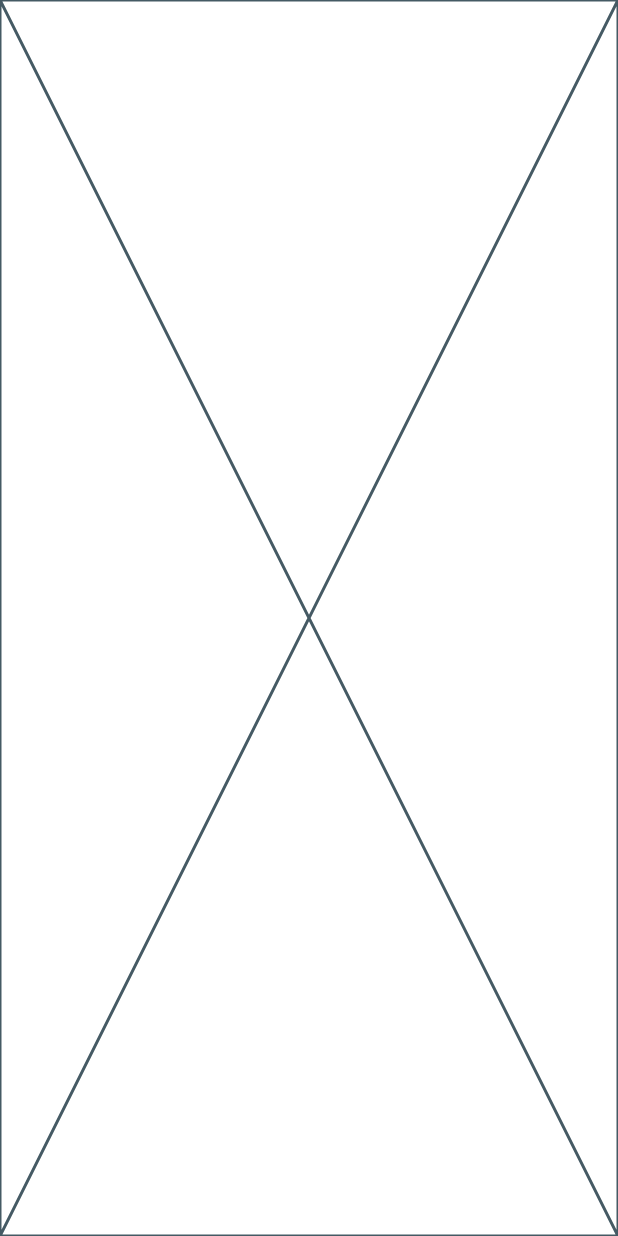
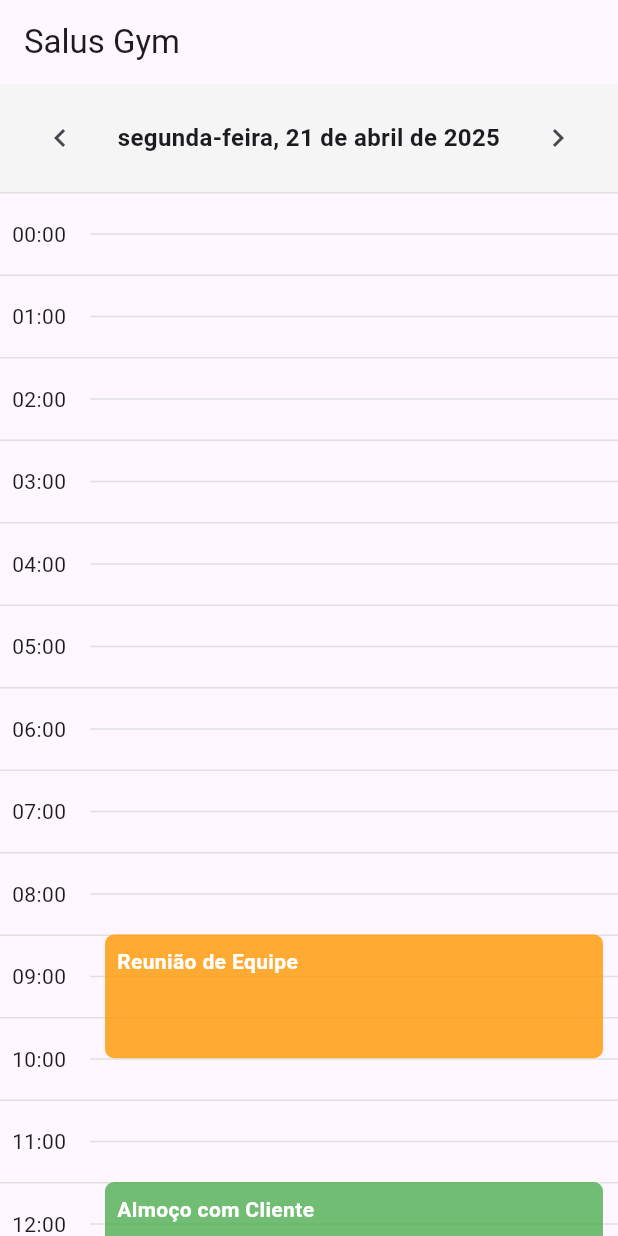
Before and after one commit to jolaz-dev/salus-gym, a Flutter app: the screen it shows after launch, on a phone screen of 412 x 824 dp. Run offline on Flutter 3.47's test engine with Material 3 defaults, Android fonts, the phone set to English and light mode, and no system bars.

Commit message:
feat: adds first prototype with day calendar view

```diff
--- a/lib/app.dart
+++ b/lib/app.dart
@@ -1,4 +1,5 @@
 import 'package:flutter/material.dart';
+import 'package:salus_gym/schedule/day_calendar_view.dart';
 
 class MyApp extends StatelessWidget {
   const MyApp({super.key});
@@ -10,7 +11,10 @@ class MyApp extends StatelessWidget {
       theme: ThemeData(
         colorScheme: ColorScheme.fromSeed(seedColor: Colors.deepPurple),
       ),
-      home: Placeholder(),
+      home: Scaffold(
+        appBar: AppBar(title: const Text('Salus Gym')),
+        body: DayCalendarView(),
+      ),
     );
   }
 }
--- a/lib/main.dart
+++ b/lib/main.dart
@@ -1,6 +1,8 @@
 import 'package:flutter/material.dart';
+import 'package:intl/date_symbol_data_local.dart';
 import 'package:salus_gym/app.dart';
 
 void main() {
+  initializeDateFormatting('pt_BR', null);
   runApp(const MyApp());
 }
--- /dev/null
+++ b/lib/schedule/appointment.dart
@@ -0,0 +1,15 @@
+import 'package:flutter/material.dart';
+
+class Appointment {
+  final String title;
+  final DateTime startTime;
+  final DateTime endTime;
+  final Color color;
+
+  Appointment({
+    required this.title,
+    required this.startTime,
+    required this.endTime,
+    this.color = Colors.blue,
+  });
+}
--- /dev/null
+++ b/lib/schedule/day_calendar.dart
@@ -0,0 +1,83 @@
+import 'package:flutter/material.dart';
+import 'package:salus_gym/schedule/appointment.dart';
+
+class DayCalendar extends StatelessWidget {
+  final List<Appointment> appointments;
+
+  const DayCalendar({super.key, required this.appointments});
+
+  @override
+  Widget build(BuildContext context) {
+    final hourHeight = 55.0; // altura por hora
+
+    return LayoutBuilder(
+      builder: (context, constraints) {
+        return SingleChildScrollView(
+          child: SizedBox(
+            height: 24 * hourHeight,
+            child: Stack(
+              children: [
+                _buildHourLines(hourHeight),
+                ..._buildAppointments(hourHeight, constraints.maxWidth),
+              ],
+            ),
+          ),
+        );
+      },
+    );
+  }
+
+  Widget _buildHourLines(double hourHeight) {
+    return Column(
+      children: List.generate(24, (index) {
+        return Container(
+          height: hourHeight,
+          decoration: BoxDecoration(
+            border: Border(top: BorderSide(color: Colors.grey.shade300)),
+          ),
+          child: Row(
+            children: [
+              SizedBox(
+                width: 60,
+                child: Padding(
+                  padding: const EdgeInsets.only(left: 8.0),
+                  child: Text('${index.toString().padLeft(2, '0')}:00'),
+                ),
+              ),
+              Expanded(child: Divider(color: Colors.grey.shade300)),
+            ],
+          ),
+        );
+      }),
+    );
+  }
+
+  List<Widget> _buildAppointments(double hourHeight, double width) {
+    return appointments.map((appointment) {
+      final startMinutes =
+          appointment.startTime.hour * 60 + appointment.startTime.minute;
+      final endMinutes =
+          appointment.endTime.hour * 60 + appointment.endTime.minute;
+      final top = (startMinutes / 60) * hourHeight;
+      final height = ((endMinutes - startMinutes) / 60) * hourHeight;
+
+      return Positioned(
+        top: top,
+        left: 70, // deixa espaço para os horários
+        right: 10,
+        child: Container(
+          height: height,
+          padding: EdgeInsets.all(8),
+          decoration: BoxDecoration(
+            color: appointment.color.withOpacity(0.8),
+            borderRadius: BorderRadius.circular(6),
+          ),
+          child: Text(
+            appointment.title,
+            style: TextStyle(color: Colors.white, fontWeight: FontWeight.bold),
+          ),
+        ),
+      );
+    }).toList();
+  }
+}
--- /dev/null
+++ b/lib/schedule/day_calendar_view.dart
@@ -0,0 +1,110 @@
+import 'package:flutter/material.dart';
+import 'package:intl/intl.dart';
+import 'package:salus_gym/schedule/appointment.dart';
+import 'package:salus_gym/schedule/day_calendar.dart';
+
+class DayCalendarView extends StatefulWidget {
+  const DayCalendarView({super.key});
+
+  @override
+  _DayCalendarViewState createState() => _DayCalendarViewState();
+}
+
+class _DayCalendarViewState extends State<DayCalendarView> {
+  DateTime selectedDate = DateTime.now();
+
+  List<Appointment> getAppointmentsForDate(DateTime date) {
+    final today = DateTime(date.year, date.month, date.day);
+    if (date.day == DateTime.now().day) {
+      return [
+        Appointment(
+          title: 'Reunião de Equipe',
+          startTime: today.add(const Duration(hours: 9)),
+          endTime: today.add(const Duration(hours: 10, minutes: 30)),
+          color: Colors.orange,
+        ),
+        Appointment(
+          title: 'Almoço com Cliente',
+          startTime: today.add(const Duration(hours: 12)),
+          endTime: today.add(const Duration(hours: 13)),
+          color: Colors.green,
+        ),
+        Appointment(
+          title: 'Desenvolvimento Feature X',
+          startTime: today.add(const Duration(hours: 14)),
+          endTime: today.add(const Duration(hours: 16)),
+          color: Colors.blue,
+        ),
+        Appointment(
+          title: 'Café Rápido',
+          startTime: today.add(
+            const Duration(hours: 15, minutes: 30),
+          ), // Sobreposição
+          endTime: today.add(const Duration(hours: 16, minutes: 15)),
+          color: Colors.purple,
+        ),
+        Appointment(
+          title: 'Planejamento Sprint',
+          startTime: today.add(const Duration(hours: 16, minutes: 30)),
+          endTime: today.add(const Duration(hours: 17, minutes: 30)),
+          color: Colors.redAccent,
+        ),
+      ];
+    }
+    return [];
+  }
+
+  void _goToPreviousDay() {
+    setState(() {
+      selectedDate = selectedDate.subtract(Duration(days: 1));
+    });
+  }
+
+  void _goToNextDay() {
+    setState(() {
+      selectedDate = selectedDate.add(Duration(days: 1));
+    });
+  }
+
+  @override
+  Widget build(BuildContext context) {
+    final formattedDate = DateFormat(
+      'EEEE, d \'de\' MMMM \'de\' y',
+      'pt_BR',
+    ).format(selectedDate);
+
+    return Column(
+      children: [
+        Container(
+          color: Colors.grey[100],
+          padding: EdgeInsets.symmetric(horizontal: 16, vertical: 12),
+          child: Row(
+            mainAxisAlignment: MainAxisAlignment.spaceBetween,
+            children: [
+              IconButton(
+                icon: Icon(Icons.chevron_left),
+                onPressed: _goToPreviousDay,
+              ),
+              Expanded(
+                child: Text(
+                  formattedDate,
+                  textAlign: TextAlign.center,
+                  style: TextStyle(fontSize: 16, fontWeight: FontWeight.bold),
+                ),
+              ),
+              IconButton(
+                icon: Icon(Icons.chevron_right),
+                onPressed: _goToNextDay,
+              ),
+            ],
+          ),
+        ),
+        Expanded(
+          child: DayCalendar(
+            appointments: getAppointmentsForDate(selectedDate),
+          ),
+        ),
+      ],
+    );
+  }
+}
--- a/pubspec.yaml
+++ b/pubspec.yaml
@@ -2,7 +2,7 @@ name: salus_gym
 description: "A new Flutter project."
 # The following line prevents the package from being accidentally published to
 # pub.dev using `flutter pub publish`. This is preferred for private packages.
-publish_to: 'none' # Remove this line if you wish to publish to pub.dev
+publish_to: "none" # Remove this line if you wish to publish to pub.dev
 
 # The following defines the version and build number for your application.
 # A version number is three numbers separated by dots, like 1.2.43
@@ -30,6 +30,7 @@ environment:
 dependencies:
   flutter:
     sdk: flutter
+  intl: ^0.20.2
 
   # The following adds the Cupertino Icons font to your application.
   # Use with the CupertinoIcons class for iOS style icons.
@@ -51,7 +52,6 @@ dev_dependencies:
 
 # The following section is specific to Flutter packages.
 flutter:
-
   # The following line ensures that the Material Icons font is
   # included with your application, so that you can use the icons in
   # the material Icons class.
```
Also changed, not shown: pubspec.lock.
